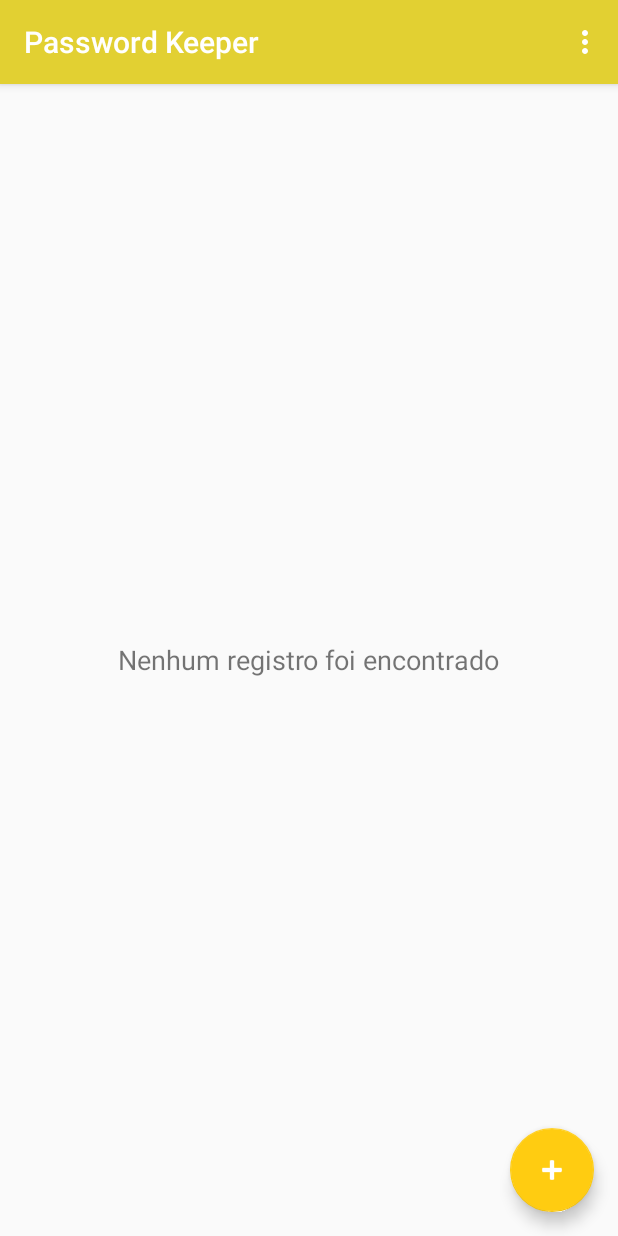
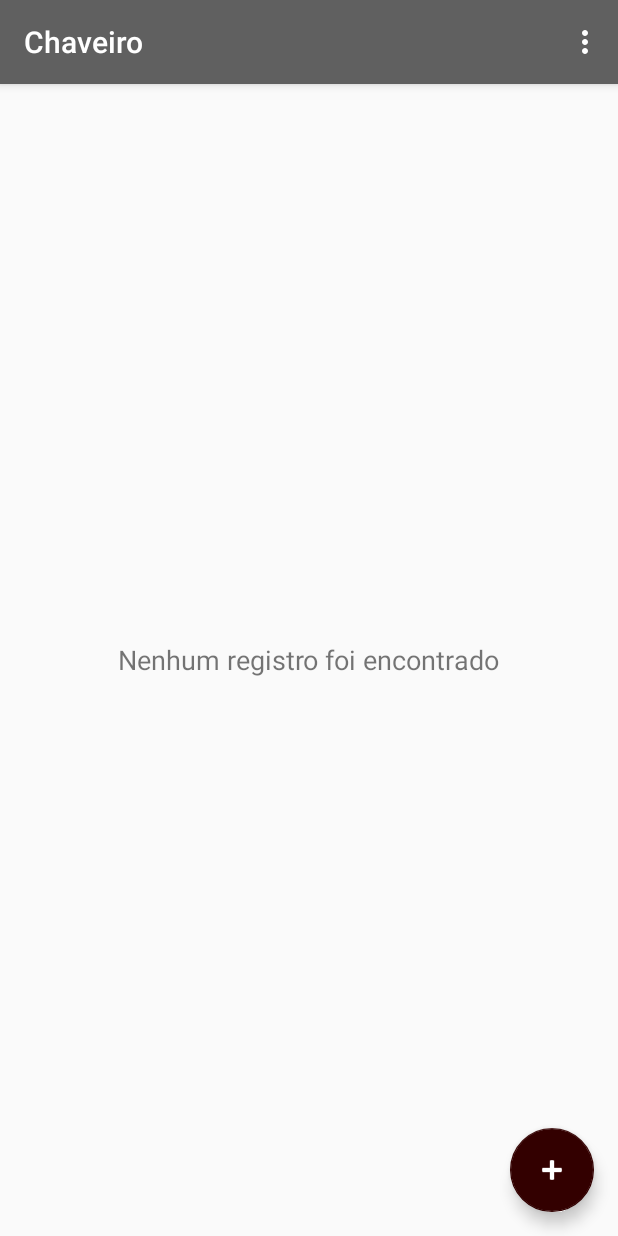
Before and after one commit to SamirSales/android-password-keeper, an Android app: the screen it shows after launch (MainActivity), on a phone screen of 412 x 824 dp. Run offline under Robolectric (Android 15) with nearby library versions, the phone set to English and light mode, and no system bars.

Commit message:
setting colors

```diff
--- a/app/src/main/java/io/github/samirsamir/passwordkeeper/activity/MainActivity.java
+++ b/app/src/main/java/io/github/samirsamir/passwordkeeper/activity/MainActivity.java
@@ -140,7 +140,7 @@ public class MainActivity extends AppCompatActivity implements AdapterView.OnIte
 
     private void deleteRegistrationAlertConfirm(final Registration registration){
         final AlertDialog.Builder alertDialogBuilder = new AlertDialog.Builder(MainActivity.this);
-        alertDialogBuilder.setTitle(R.string.remove_resgistration);
+        alertDialogBuilder.setTitle(R.string.remove_registration);
         alertDialogBuilder.setIcon(R.drawable.ic_delete_black_24dp);
         alertDialogBuilder.setMessage(getString(R.string.registration_remove_confirmation));
 
--- a/app/src/main/res/values/colors.xml
+++ b/app/src/main/res/values/colors.xml
@@ -1,6 +1,6 @@
 <?xml version="1.0" encoding="utf-8"?>
 <resources>
-    <color name="colorPrimary">#e2d032</color>
-    <color name="colorPrimaryDark">#877c1e</color>
-    <color name="colorAccent">#ffcc11</color>
+    <color name="colorPrimary">#606060</color>
+    <color name="colorPrimaryDark">#131313</color>
+    <color name="colorAccent">#330000</color>
 </resources>
--- a/app/src/main/res/values/strings.xml
+++ b/app/src/main/res/values/strings.xml
@@ -1,5 +1,5 @@
 <resources>
-    <string name="app_name">Password Keeper</string>
+    <string name="app_name">Chaveiro</string>
     <string name="action_settings">Configurações</string>
     <string name="log_in">Entrar</string>
     <string name="new_registration">Nova inscrição</string>
@@ -17,7 +17,7 @@
     <string name="edit">Editar</string>
     <string name="remove">Remover</string>
     <string name="successfully_removed">Removido com sucesso</string>
-    <string name="remove_resgistration">Remover registro</string>
+    <string name="remove_registration">Remover registro</string>
     <string name="registration_remove_confirmation">Tem certeza que deseja remover esse registro?</string>
     <string name="yes">Sim</string>
     <string name="no">Não</string>
```
